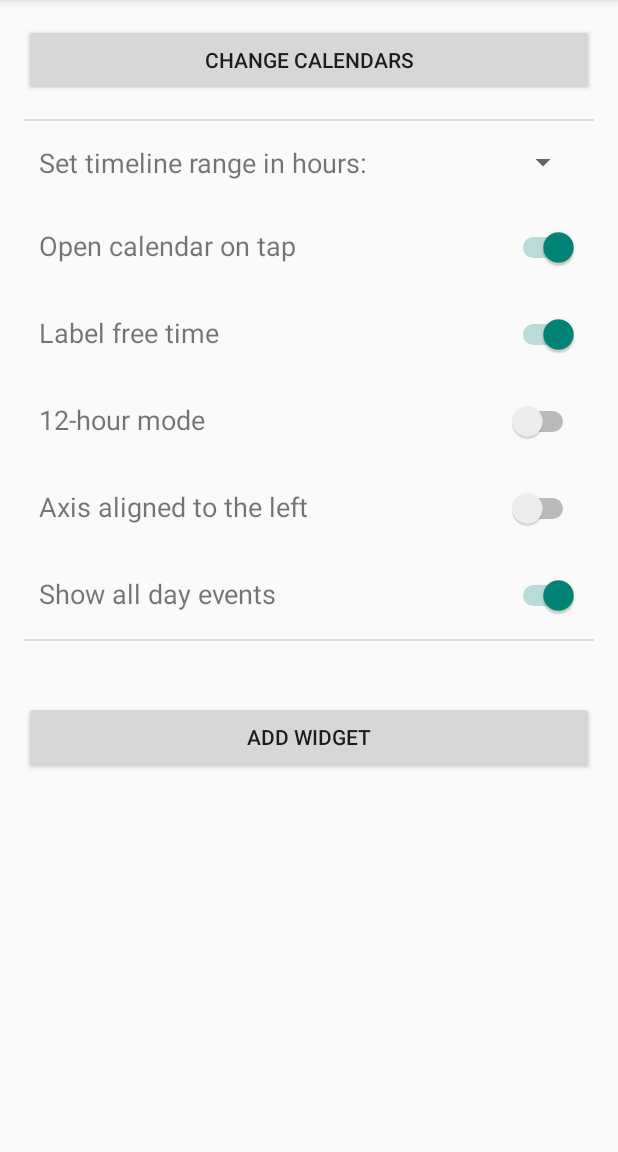
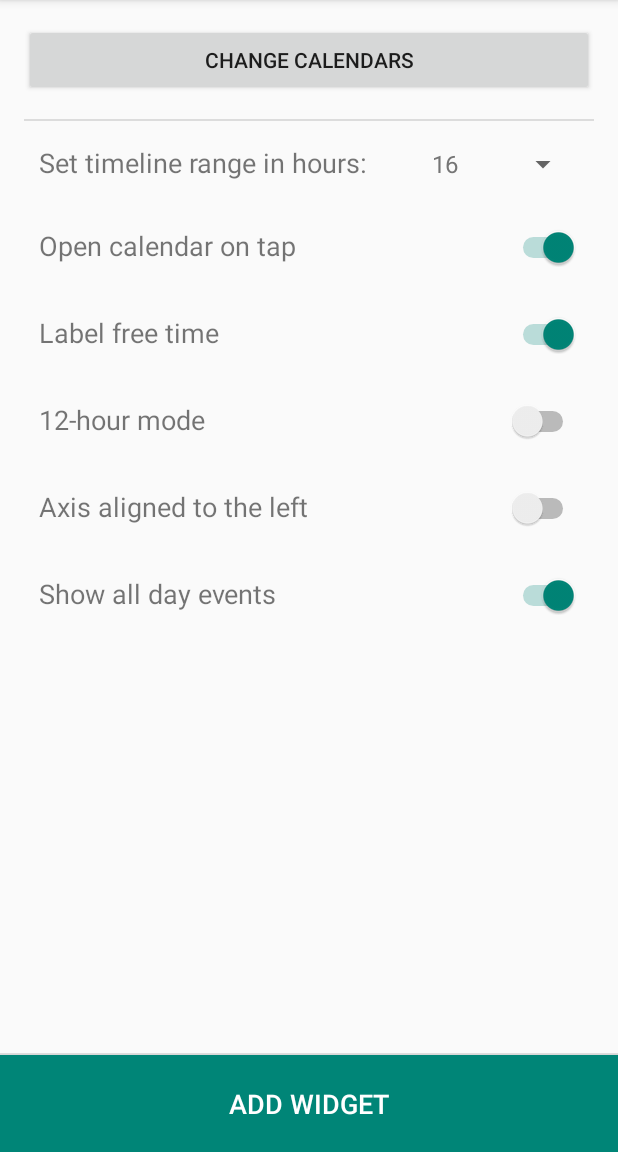
Before and after one commit to Ineptus/DayLine, an Android app: the ConfigurationActivity screen opened directly, with no data from a screen before it, on a phone screen of 412 x 824 dp, the part 84-1236 px from its top. Run offline under Robolectric (Android 15) with nearby library versions, the phone set to English and light mode, and no system bars; 1 statement that could not run was skipped.

Commit message:
Initial rework

```diff
--- a/app/src/main/AndroidManifest.xml
+++ b/app/src/main/AndroidManifest.xml
@@ -1,6 +1,8 @@
 <?xml version="1.0" encoding="utf-8"?>
 <manifest xmlns:android="http://schemas.android.com/apk/res/android"
     package="com.ineptus.dayline" >
+
+    <uses-permission android:name="android.permission.READ_CALENDAR" />
 
     <application
         android:allowBackup="true"
--- a/app/src/main/java/com/ineptus/dayline/ConfigurationActivity.java
+++ b/app/src/main/java/com/ineptus/dayline/ConfigurationActivity.java
@@ -1,13 +1,25 @@
 package com.ineptus.dayline;
 
+import android.app.Fragment;
+import android.app.FragmentTransaction;
 import android.appwidget.AppWidgetManager;
 import android.content.Context;
 import android.content.Intent;
-import android.content.SharedPreferences;
+import android.content.pm.PackageManager.NameNotFoundException;
 import android.os.Bundle;
+import android.support.v7.app.ActionBar;
 import android.support.v7.app.ActionBarActivity;
 import android.view.View;
-import android.widget.EditText;
+import android.widget.ArrayAdapter;
+import android.widget.NumberPicker;
+import android.widget.Spinner;
+import android.widget.Switch;
+
+import java.util.ArrayList;
+import java.util.List;
+
+import com.ineptus.dayline.tools.Logger;
+import com.ineptus.dayline.tools.Prefs;
 
 
 /**
@@ -15,7 +27,19 @@ import android.widget.EditText;
  */
 public class ConfigurationActivity extends ActionBarActivity {
 
+    private final static int MIN_RANGE = 4;
+    private final static int MAX_RANGE = 48;
+
     int mAppWidgetId = AppWidgetManager.INVALID_APPWIDGET_ID;
+    private ArrayAdapter<Integer> spinAdapter;
+    public static ArrayList<String> checkedCalendars;
+    private Spinner rangeSpinner;
+    //private NumberPicker rangePicker;
+    private Switch buttonSwitch;
+    private Switch freeLabelsSwitch;
+    private Switch use12hoursSwitch;
+    private Switch mirror;
+    private Switch showAllDay;
 
     public ConfigurationActivity() {
         super();
@@ -30,6 +54,41 @@ public class ConfigurationActivity extends ActionBarActivity {
         setResult(RESULT_CANCELED);
 
         setContentView(R.layout.widget_activity_configuration);
+        Context context = getApplicationContext();
+
+        rangeSpinner = (Spinner) findViewById(R.id.range_spinner);
+        //rangePicker = (NumberPicker) findViewById(R.id.range_picker);
+        buttonSwitch = (Switch) findViewById(R.id.button_switch);
+        freeLabelsSwitch = (Switch) findViewById(R.id.switch_free_labels);
+        use12hoursSwitch = (Switch) findViewById(R.id.switch_12_hours);
+        mirror = (Switch) findViewById(R.id.switch_mirror);
+        showAllDay = (Switch) findViewById(R.id.switch_show_allday);
+
+        List<Integer> rangeList = new ArrayList<Integer>();
+        for (int i = MIN_RANGE; i <= MAX_RANGE; i++) {
+            rangeList.add(i);
+        }
+        spinAdapter = new ArrayAdapter<Integer>(context,
+                R.layout.range_spinner, rangeList);
+        spinAdapter
+                .setDropDownViewResource(R.layout.range_spinner_item);
+
+        rangeSpinner.setAdapter(spinAdapter);
+        rangeSpinner.setSelection(12);
+
+/*        String[] nums = new String[20];
+        for(int i=0; i<nums.length; i++)
+            nums[i] = Integer.toString(i);
+
+        rangePicker.setMinValue(1);
+        rangePicker.setMaxValue(20);
+        rangePicker.setWrapSelectorWheel(true);
+        rangePicker.setDisplayedValues(nums);
+        rangePicker.setValue(8);*/
+
+
+        findViewById(R.id.choose_calendars_button).setOnClickListener(chooseCalendarsListener);
+
         findViewById(R.id.add_button).setOnClickListener(mOnClickListener);
 
         // Find the widget id from the intent.
@@ -45,18 +104,63 @@ public class ConfigurationActivity extends ActionBarActivity {
             finish();
             return;
         }
+
+        ActionBar actionBar = getSupportActionBar();
+        actionBar.setTitle("DayLine Configuration");
+
+        findViewById(R.id.choose_calendars_button).performClick();
     }
 
-    View.OnClickListener mOnClickListener = new View.OnClickListener() {
+
+    final View.OnClickListener chooseCalendarsListener = new View.OnClickListener() {
+
+        @Override
+        public void onClick(View v) {
+
+            // DialogFragment.show() will take care of adding the fragment
+            // in a transaction.  We also want to remove any currently showing
+            // dialog, so make our own transaction and take care of that here.
+            FragmentTransaction ft = getFragmentManager().beginTransaction();
+            Fragment prev = getFragmentManager().findFragmentByTag("dialog");
+            if (prev != null) {
+                ft.remove(prev);
+            }
+            ft.addToBackStack(null);
+
+            // Create and show the dialog.
+            ChooseCalendarsFragment dialogF = new ChooseCalendarsFragment();
+
+            dialogF.setContext(getApplicationContext());
+            dialogF.setWidgetId(mAppWidgetId);
+            dialogF.show(ft, "dialog");
+
+        }
+    };
+
+
+    final View.OnClickListener mOnClickListener = new View.OnClickListener() {
         public void onClick(View v) {
             final Context context = ConfigurationActivity.this;
 
-            // When the button is clicked, store the string locally
+            int version;
+            try {
+                version = context.getPackageManager().getPackageInfo(context.getPackageName(), 0).versionCode;
+            } catch (NameNotFoundException e) {
+                version = 0;
+            }
+            Prefs.save(context, mAppWidgetId, Prefs.VERSION, version);
+
+            Prefs.save(context, mAppWidgetId, Prefs.RANGE, rangeSpinner.getSelectedItemPosition() + MIN_RANGE);
+            Prefs.save(context, mAppWidgetId, Prefs.CLICKABLE, buttonSwitch.isChecked());
+            Prefs.save(context, mAppWidgetId, Prefs.LABEL_FREE_TIME, freeLabelsSwitch.isChecked());
+            Prefs.save(context, mAppWidgetId, Prefs.USE12HOURS, use12hoursSwitch.isChecked());
+            Prefs.save(context, mAppWidgetId, Prefs.MIRROR, mirror.isChecked());
+            Prefs.save(context, mAppWidgetId, Prefs.SHOW_ALLDAY, showAllDay.isChecked());
 
 
             // It is the responsibility of the configuration activity to update the app widget
             AppWidgetManager appWidgetManager = AppWidgetManager.getInstance(context);
-            WidgetProvider.updateAppWidget(context, appWidgetManager, mAppWidgetId);
+            WidgetProvider.updateWidget(context, appWidgetManager, mAppWidgetId);
 
             // Make sure we pass back the original appWidgetId
             Intent resultValue = new Intent();
@@ -65,4 +169,8 @@ public class ConfigurationActivity extends ActionBarActivity {
             finish();
         }
     };
+
+
+
+
 }
--- a/app/src/main/java/com/ineptus/dayline/containers/BoxedLine.java
+++ b/app/src/main/java/com/ineptus/dayline/containers/BoxedLine.java
@@ -18,7 +18,7 @@ import com.ineptus.dayline.tools.Logger;
 
 public class BoxedLine {
 
-	private Contour c;
+	private final Contour c;
 
 	private ArrayList<LineBox> mList;
 	private int position = 0;
@@ -85,8 +85,7 @@ public class BoxedLine {
 		EventsList list = new EventsList();
 		list.add(event);
 
-		LineBox box = new LineBox(c, eStart, eEnd, list);
-		return box;
+		return new LineBox(c, eStart, eEnd, list);
 	}
 
 	private void putBox(LineBox box) {
@@ -170,7 +169,6 @@ public class BoxedLine {
 			add(other);
 			add(col);
 			putBox(box);
-			return;
 		}
 	}
 
--- a/app/src/main/java/com/ineptus/dayline/containers/SimpleLabelsManager.java
+++ b/app/src/main/java/com/ineptus/dayline/containers/SimpleLabelsManager.java
@@ -114,11 +114,7 @@ public class SimpleLabelsManager extends LabelsManager {
 	}
 
 	private boolean collide(Label label, Label other) {
-		if(other.y >= label.y+c.textSize+c.textVertSpace || other.y <= label.y-c.textSize-c.textVertSpace) {
-			return false;
-		} else {
-			return true;
-		}
+        return !(other.y >= label.y + c.textSize + c.textVertSpace || other.y <= label.y - c.textSize - c.textVertSpace);
 	}
 
 	private void solveCollision(Label label, Label other) {
--- a/app/src/main/java/com/ineptus/dayline/draw/ErrorDrawer.java
+++ b/app/src/main/java/com/ineptus/dayline/draw/ErrorDrawer.java
@@ -31,7 +31,7 @@ public class ErrorDrawer {
 
 	    views.setImageViewBitmap(R.id.dayline_image, contour.bitmap);
 
-	};
+	}
 
 
 
--- a/app/src/main/java/com/ineptus/dayline/draw/components/original/DrawTimeLabels.java
+++ b/app/src/main/java/com/ineptus/dayline/draw/components/original/DrawTimeLabels.java
@@ -14,7 +14,7 @@ public static void simpleHours(Contour c) {
 		int mode = 24;
 		if(c.use12hours) {
 			mode = 12;
-		};
+		}
 
 		int pxOfFirstHour = (int) Math.floor(c.now.minute*c.pxPerMinute);
 
--- a/app/src/main/res/layout/range_spinner.xml
+++ b/app/src/main/res/layout/range_spinner.xml
@@ -7,4 +7,6 @@
     android:layout_width="fill_parent"
     android:layout_height="wrap_content"
     android:ellipsize="marquee"
-    android:textColor="@android:color/primary_text_light" />
+    android:textAlignment="center"
+    android:gravity="center"
+    android:textColor="@color/primary_dark_material_light" />
--- a/app/src/main/res/layout/range_spinner_item.xml
+++ b/app/src/main/res/layout/range_spinner_item.xml
@@ -8,4 +8,6 @@
     android:layout_width="fill_parent"
     android:layout_height="?android:attr/listPreferredItemHeight"
     android:ellipsize="marquee"
-    android:textColor="@android:color/secondary_text_light" />
+    android:textAlignment="center"
+    android:gravity="center"
+    android:textColor="@color/primary_dark_material_light" />
--- a/app/src/main/res/layout/widget.xml
+++ b/app/src/main/res/layout/widget.xml
@@ -1,14 +1,14 @@
 <RelativeLayout xmlns:android="http://schemas.android.com/apk/res/android"
     android:layout_width="match_parent"
     android:layout_height="match_parent"
-    android:padding="@dimen/widget_margin"
-    android:background="#0055ff55">
+    android:padding="@dimen/widget_margin">
 
     <ImageView
         android:id="@+id/dayline_image"
         android:layout_width="wrap_content"
         android:layout_height="wrap_content"
         android:layout_alignParentRight="true"
+        android:layout_alignParentEnd="true"
         android:layout_centerVertical="true"
         android:background="#00ff0055"
         android:clickable="true"
--- a/app/src/main/res/layout/widget_activity_configuration.xml
+++ b/app/src/main/res/layout/widget_activity_configuration.xml
@@ -1,23 +1,29 @@
 <?xml version="1.0" encoding="utf-8"?>
-<ScrollView xmlns:android="http://schemas.android.com/apk/res/android"
+<RelativeLayout xmlns:android="http://schemas.android.com/apk/res/android"
     xmlns:tools="http://schemas.android.com/tools"
-    android:id="@+id/MainScrollView"
+    android:id="@+id/MainRelativeLayout"
     android:layout_width="fill_parent"
     android:layout_height="fill_parent"
     tools:context=".ConfigurationActivity">
+
+    <ScrollView
+        android:layout_width="match_parent"
+        android:layout_height="fill_parent"
+        android:layout_above="@+id/add_button"
+        android:layout_alignParentTop="true">
 
         <LinearLayout
             android:layout_width="match_parent"
             android:layout_height="wrap_content"
             android:orientation="vertical"
-        android:padding="16dp" >
+            android:padding="16dp">
 
             <Button
                 android:id="@+id/choose_calendars_button"
                 android:layout_width="match_parent"
                 android:layout_height="wrap_content"
-            android:text="@string/choose_calendars_button"
-            android:layout_marginBottom="15dp" />
+                android:layout_marginBottom="15dp"
+                android:text="@string/choose_calendars_button" />
 
             <View style="@style/Divider" />
 
@@ -26,28 +32,34 @@
                 android:layout_height="wrap_content"
                 android:orientation="vertical"
                 android:paddingLeft="10dp"
-            android:paddingRight="10dp" >
+                android:paddingRight="10dp">
 
                 <LinearLayout
                     android:layout_width="match_parent"
                     android:layout_height="wrap_content"
-                android:orientation="horizontal"
+                    android:layout_marginBottom="15dp"
                     android:layout_marginTop="15dp"
-                android:layout_marginBottom="15dp" >
+                    android:orientation="horizontal">
 
                     <TextView
                         android:id="@+id/set_range_text"
                         android:layout_width="wrap_content"
                         android:layout_height="wrap_content"
+                        android:layout_marginEnd="10dp"
+                        android:layout_marginRight="10dp"
                         android:text="@string/set_range"
-                    android:layout_marginRight="10dp"
-                    android:textSize="18sp"  />
+                        android:textSize="18sp" />
 
                     <Spinner
                         android:id="@+id/range_spinner"
                         android:layout_width="fill_parent"
                         android:layout_height="wrap_content"
-                    android:textSize="18sp"/>
+                        android:textSize="18sp" />
+
+<!--                    <NumberPicker
+                        android:id="@+id/range_picker"
+                        android:layout_width="wrap_content"
+                        android:layout_height="fill_parent"/>-->
 
                 </LinearLayout>
 
@@ -55,134 +67,142 @@
                 <LinearLayout
                     android:layout_width="match_parent"
                     android:layout_height="wrap_content"
-                android:orientation="horizontal"
+                    android:layout_marginBottom="15dp"
                     android:layout_marginTop="15dp"
-                android:layout_marginBottom="15dp" >
+                    android:orientation="horizontal">
 
                     <TextView
                         android:id="@+id/button_switch_text"
                         android:layout_width="wrap_content"
                         android:layout_height="wrap_content"
+                        android:layout_marginEnd="10dp"
+                        android:layout_marginRight="10dp"
                         android:text="@string/button_switch_text"
-                    android:layout_marginRight="10dp"
-                    android:textSize="18sp"
-                    />
+                        android:textSize="18sp" />
 
                     <Switch
                         android:id="@+id/button_switch"
                         android:layout_width="fill_parent"
                         android:layout_height="wrap_content"
-                    android:checked="true"/>
+                        android:checked="true" />
 
                 </LinearLayout>
 
                 <LinearLayout
                     android:layout_width="match_parent"
                     android:layout_height="wrap_content"
-                android:orientation="horizontal"
+                    android:layout_marginBottom="15dp"
                     android:layout_marginTop="15dp"
-                android:layout_marginBottom="15dp" >
+                    android:orientation="horizontal">
 
                     <TextView
                         android:id="@+id/switch_free_labels_text"
                         android:layout_width="wrap_content"
                         android:layout_height="wrap_content"
+                        android:layout_marginEnd="10dp"
+                        android:layout_marginRight="10dp"
                         android:text="@string/switch_free_labels_text"
-                    android:layout_marginRight="10dp"
-                    android:textSize="18sp"
-                    />
+                        android:textSize="18sp" />
 
                     <Switch
                         android:id="@+id/switch_free_labels"
                         android:layout_width="fill_parent"
                         android:layout_height="wrap_content"
-                    android:checked="true"/>
+                        android:checked="true" />
 
                 </LinearLayout>
 
                 <LinearLayout
                     android:layout_width="match_parent"
                     android:layout_height="wrap_content"
-                android:orientation="horizontal"
+                    android:layout_marginBottom="15dp"
                     android:layout_marginTop="15dp"
-                android:layout_marginBottom="15dp" >
+                    android:orientation="horizontal">
 
                     <TextView
                         android:id="@+id/switch_12_hours_text"
                         android:layout_width="wrap_content"
                         android:layout_height="wrap_content"
+                        android:layout_marginEnd="10dp"
+                        android:layout_marginRight="10dp"
                         android:text="@string/use_12_hours"
-                    android:layout_marginRight="10dp"
-                    android:textSize="18sp"
-                    />
+                        android:textSize="18sp" />
 
                     <Switch
                         android:id="@+id/switch_12_hours"
                         android:layout_width="fill_parent"
                         android:layout_height="wrap_content"
-                    android:checked="false"/>
+                        android:checked="false" />
 
                 </LinearLayout>
 
                 <LinearLayout
                     android:layout_width="match_parent"
                     android:layout_height="wrap_content"
-                android:orientation="horizontal"
+                    android:layout_marginBottom="15dp"
                     android:layout_marginTop="15dp"
-                android:layout_marginBottom="15dp" >
+                    android:orientation="horizontal">
 
                     <TextView
                         android:id="@+id/switch_mirror_text"
                         android:layout_width="wrap_content"
                         android:layout_height="wrap_content"
+                        android:layout_marginEnd="10dp"
+                        android:layout_marginRight="10dp"
                         android:text="@string/mirror"
-                    android:layout_marginRight="10dp"
-                    android:textSize="18sp"
-                    />
+                        android:textSize="18sp" />
 
                     <Switch
                         android:id="@+id/switch_mirror"
                         android:layout_width="fill_parent"
                         android:layout_height="wrap_content"
-                    android:checked="false"/>
+                        android:checked="false" />
 
                 </LinearLayout>
 
                 <LinearLayout
                     android:layout_width="match_parent"
                     android:layout_height="wrap_content"
-                android:orientation="horizontal"
+                    android:layout_marginBottom="15dp"
                     android:layout_marginTop="15dp"
-                android:layout_marginBottom="15dp" >
+                    android:orientation="horizontal">
 
                     <TextView
                         android:id="@+id/switch_show_allday_text"
                         android:layout_width="wrap_content"
                         android:layout_height="wrap_content"
+                        android:layout_marginEnd="10dp"
+                        android:layout_marginRight="10dp"
                         android:text="@string/show_allday"
-                    android:layout_marginRight="10dp"
-                    android:textSize="18sp"
-                    />
+                        android:textSize="18sp" />
 
                     <Switch
                         android:id="@+id/switch_show_allday"
                         android:layout_width="fill_parent"
                         android:layout_height="wrap_content"
-                    android:checked="true"/>
+                        android:checked="true" />
 
                 </LinearLayout>
 
+
             </LinearLayout>
+        </LinearLayout>
+    </ScrollView>
 
-        <View style="@style/Divider" />
+    <View
+        style="@style/Divider"
+        android:layout_above="@+id/add_button" />
 
     <Button
         android:id="@+id/add_button"
         android:layout_width="match_parent"
         android:layout_height="wrap_content"
-            android:layout_marginTop="40dp"
-            android:text="@string/add_widget" />
+        android:layout_alignParentBottom="true"
+        android:paddingBottom="20dp"
+        android:paddingTop="20dp"
+        android:text="@string/add_widget"
+        android:background="@color/accent_material_light"
+        android:textColor="@color/primary_text_default_material_dark"
+        android:textSize="18dp" />
 
-
-    </LinearLayout>
-</ScrollView>
+</RelativeLayout>
--- a/app/src/main/res/values/styles.xml
+++ b/app/src/main/res/values/styles.xml
@@ -1,10 +1,8 @@
-<resources>
+<resources xmlns:tools="http://schemas.android.com/tools">
 
     <!-- Base application theme. -->
     <style name="AppTheme" parent="Base.Theme.AppCompat.Light.DarkActionBar">
-        <!-- Customize your theme here. -->
     </style>
-
 
     <style name="Divider">
         <item name="android:layout_width">match_parent</item>
```
Also changed, not shown: app/src/main/java/com/ineptus/dayline/Contour.java (+27 -29 lines), app/src/main/java/com/ineptus/dayline/WidgetProvider.java (+117 -14 lines), app/src/main/java/com/ineptus/dayline/containers/Event.java (+5 -19 lines), app/src/main/java/com/ineptus/dayline/containers/LineBox.java (+1 -6 lines), app/src/main/java/com/ineptus/dayline/tools/Prefs.java (+2 -6 lines). Lines whose indentation alone changed are shown as unchanged.
